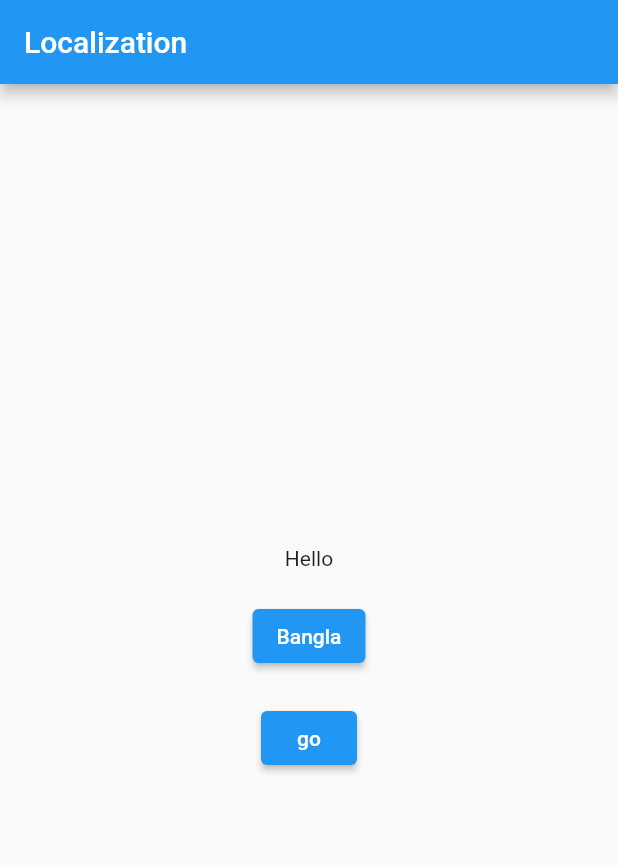
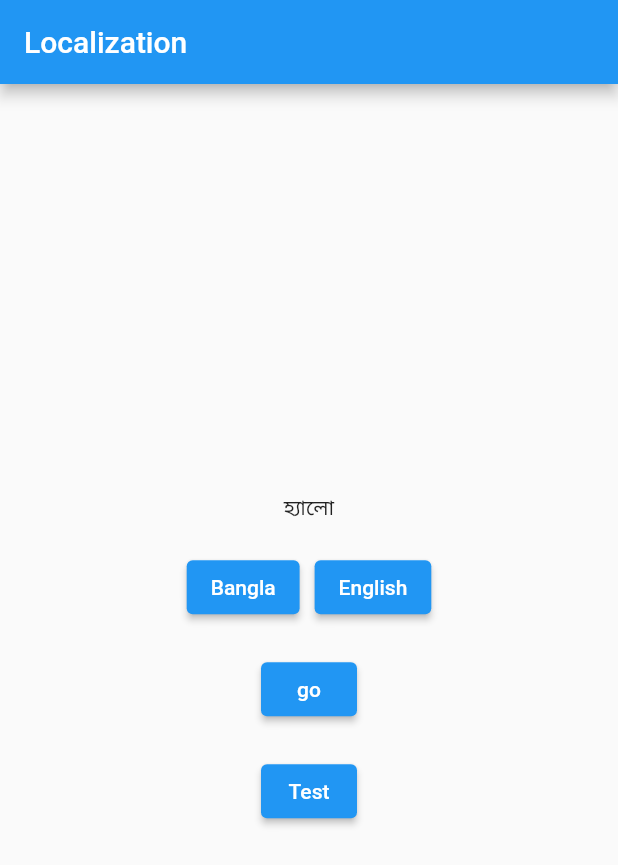
Before and after one commit to nezam10/Flutter-Important-and-most-used-widgets, a Flutter app: the screen it shows after launch, after a tap on "Bangla", on a phone screen of 412 x 824 dp. Shown: the top 865 px of the screen. Run offline on Flutter 3.47's test engine with Material 2 defaults, Android fonts, the phone set to English and light mode, and no system bars; our stand-ins replace flutter_inset_box_shadow, font_awesome_flutter, get, google_maps_flutter, google_sign_in, shared_preferences; missing offline and left inert: flutter_facebook_auth, google_maps_flutter_android, google_maps_flutter_platform_interface.

Commit message:
Flutter Localization

```diff
--- a/flutter_localization/lib/flutter_localization/controller.dart
+++ b/flutter_localization/lib/flutter_localization/controller.dart
@@ -3,10 +3,12 @@ import 'package:get/get.dart';
 
 class HomeController extends GetxController {
   var check = false.obs;
+  var isLoading = true.obs;
   @override
   void onInit() {
     // TODO: implement onInit
     super.onInit();
-    check = (prefs.getBool('saveLanguage') ?? false).obs;
+    isLoading(false);
+    //check = (prefs.getBool('saveLanguage') ?? false).obs;
   }
 }
--- a/flutter_localization/lib/flutter_localization/home_page.dart
+++ b/flutter_localization/lib/flutter_localization/home_page.dart
@@ -1,6 +1,7 @@
 import 'package:flutter/material.dart';
 import 'package:flutter_localization/flutter_localization/controller.dart';
 import 'package:flutter_localization/flutter_localization/second_page.dart';
+import 'package:flutter_localization/flutter_localization/test_widget.dart';
 import 'package:flutter_localization/main.dart';
 import 'package:get/get.dart';
 
@@ -10,36 +11,60 @@ class HomePage extends StatelessWidget {
   @override
   Widget build(BuildContext context) {
     HomeController homeController = Get.put(HomeController());
-    print("Initial value : ............... ${homeController.check.value}");
+    print("Initial value : ............... ${prefs.getBool("saveLanguage")}");
     print("home page");
     return Scaffold(
       appBar: AppBar(
         title: const Text("Localization"),
       ),
-      body: Center(
+      body: Obx(
+        () => homeController.isLoading.value
+            ? const CircularProgressIndicator()
+            : Center(
                 child: Column(
                   mainAxisAlignment: MainAxisAlignment.center,
                   children: [
                     Text('Hello'.tr),
                     const SizedBox(height: 20),
+                    Row(
+                      mainAxisAlignment: MainAxisAlignment.center,
+                      children: [
                         ElevatedButton(
                           child: const Text("Bangla"),
                           onPressed: () {
-                if (homeController.check.value == true) {
+                            prefs.setBool("saveLanguage", true);
                             Get.updateLocale(
                               const Locale('bn', 'BD'),
                             );
-                  homeController.check(false);
+
+                            // if (prefs.getBool("saveLanguage") == true) {
+                            //   Get.updateLocale(
+                            //     const Locale('bn', 'BD'),
+                            //   );
+                            //   prefs.setBool("saveLanguage", false);
+                            // } else {
+                            //   Get.updateLocale(
+                            //     const Locale('en', 'US'),
+                            //   );
+                            //   prefs.setBool("saveLanguage", true);
+                            // }
+                            print(
+                                "Click Button : ............... ${prefs.getBool("saveLanguage")}");
+                          },
+                        ),
+                        const SizedBox(width: 10),
+                        ElevatedButton(
+                          child: const Text("English"),
+                          onPressed: () {
                             prefs.setBool("saveLanguage", false);
-                } else {
                             Get.updateLocale(
                               const Locale('en', 'US'),
                             );
-                  homeController.check(true);
-                  prefs.setBool("saveLanguage", true);
-                }
-                print("value : ............... ${homeController.check.value}");
+                            print(
+                                "Click Button : ............... ${prefs.getBool("saveLanguage")}");
                           },
+                        ),
+                      ],
                     ),
                     const SizedBox(height: 20),
                     ElevatedButton(
@@ -48,7 +73,16 @@ class HomePage extends StatelessWidget {
                       },
                       child: Text("go"),
                     ),
+                    const SizedBox(height: 20),
+                    ElevatedButton(
+                      onPressed: () {
+                        Get.to(() => TestWidget());
+                        Get.delete<HomeController>();
+                      },
+                      child: Text("Test"),
+                    ),
                   ],
+                ),
               ),
       ),
     );
--- a/flutter_localization/lib/main.dart
+++ b/flutter_localization/lib/main.dart
@@ -1,4 +1,5 @@
 import 'package:flutter/material.dart';
+import 'package:flutter_localization/flutter_localization/controller.dart';
 import 'package:flutter_localization/flutter_localization/home_page.dart';
 import 'package:flutter_localization/flutter_localization/language.dart';
 import 'package:get/get.dart';
@@ -8,19 +9,26 @@ late SharedPreferences prefs;
 Future<void> main() async {
   WidgetsFlutterBinding.ensureInitialized();
   prefs = await SharedPreferences.getInstance();
+  if (prefs.getBool("saveLanguage") == null) {
+    print("main method");
+    prefs.setBool("saveLanguage", false);
+  }
+
   runApp(const MyApp());
 }
 
 class MyApp extends StatelessWidget {
   const MyApp({super.key});
-
   // This widget is the root of your application.
   @override
   Widget build(BuildContext context) {
+    print(" getMaterialApp >>>>>>>>>>>>>${prefs.getBool("saveLanguage")}");
     return GetMaterialApp(
       title: 'Flutter Demo',
       translations: Languages(),
-      locale: Get.deviceLocale,
+      locale: prefs.getBool("saveLanguage") == true
+          ? const Locale('bn', 'BD')
+          : const Locale('en', 'US'),
       fallbackLocale: const Locale('en', 'US'),
       theme: ThemeData(
         primarySwatch: Colors.blue,
```
Also changed, not shown: flutter_localization/lib/flutter_localization/second_page.dart (+4 -4 lines), flutter_localization/lib/flutter_localization/test_widget.dart (added, +30 -0 lines). Lines whose indentation alone changed are shown as unchanged.
